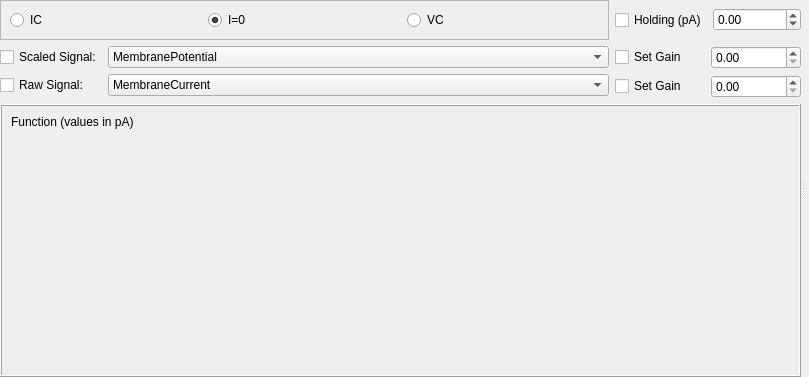
First picture: the form in lib/devices/MultiClamp/ProtocolTemplate.ui, repository acq4/acq4, before the edit.
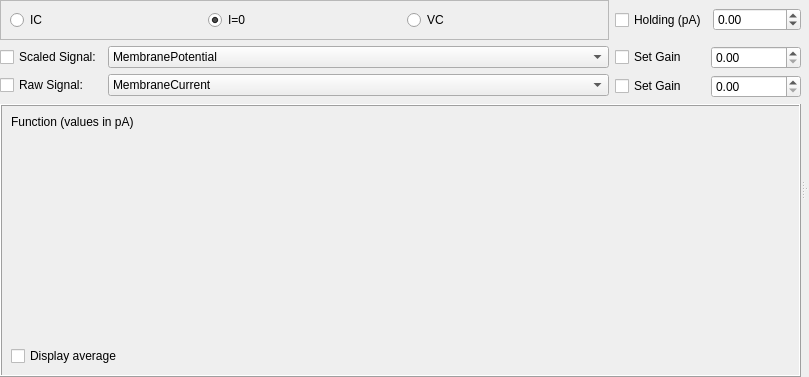
Second picture: the form after the edit. Custom widgets are drawn as their Qt base class.

What changed in the file:
```diff
--- a/lib/devices/MultiClamp/ProtocolTemplate.ui
+++ b/lib/devices/MultiClamp/ProtocolTemplate.ui
@@ -192,6 +192,22 @@
             </property>
            </widget>
           </item>
+          <item>
+           <layout class="QHBoxLayout" name="horizontalLayout_3">
+            <item>
+             <widget class="QCheckBox" name="displayAverageCheck">
+              <property name="toolTip">
+               <string>Plots the average of all recorded traces over
+sequence repetitions (you must use the
+&quot;Repetitions&quot; value in the sequence dock)</string>
+              </property>
+              <property name="text">
+               <string>Display average</string>
+              </property>
+             </widget>
+            </item>
+           </layout>
+          </item>
          </layout>
         </widget>
        </item>
```
Left out of the diff: 155 changed lines with no effect on the pictures.
